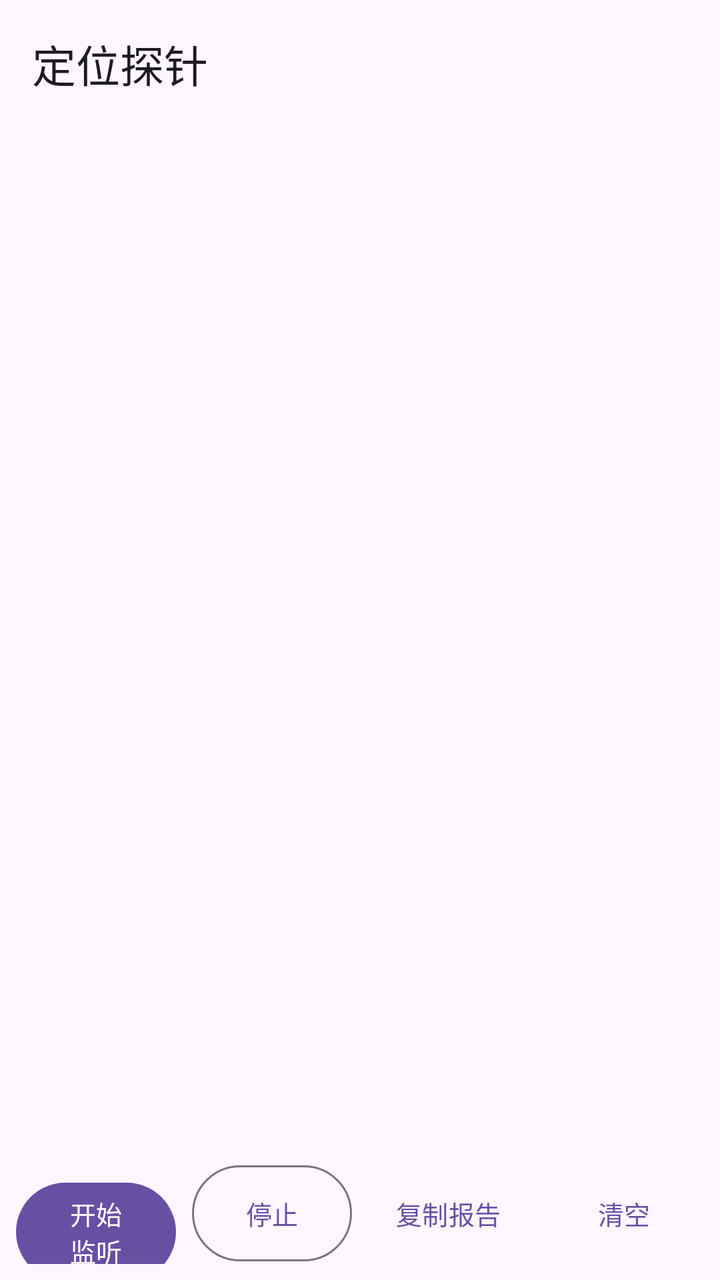
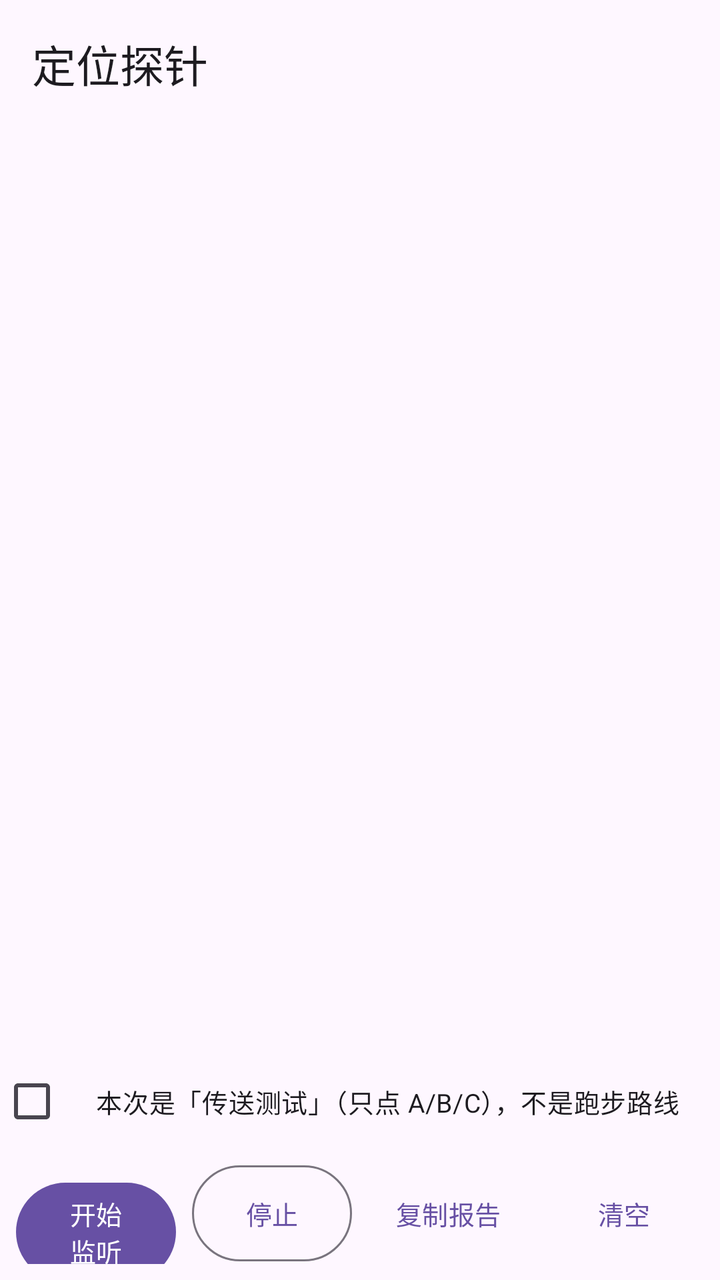

Compare the two renders of this Android layout. The source of the first and the diff that turns it into the second are given below.
<!-- AndroidManifest.xml: application theme Theme.Probe -->
<!-- res/layout/activity_probe.xml -->
<?xml version="1.0" encoding="utf-8"?>
<LinearLayout xmlns:android="http://schemas.android.com/apk/res/android"
    xmlns:app="http://schemas.android.com/apk/res-auto"
    android:layout_width="match_parent"
    android:layout_height="match_parent"
    android:orientation="vertical">

    <com.google.android.material.appbar.MaterialToolbar
        android:id="@+id/toolbar"
        android:layout_width="match_parent"
        android:layout_height="wrap_content"
        android:background="?attr/colorSurface"
        android:minHeight="?attr/actionBarSize"
        app:title="@string/probe_app_name" />

    <TextView
        android:id="@+id/textStatus"
        android:layout_width="match_parent"
        android:layout_height="wrap_content"
        android:paddingHorizontal="16dp"
        android:paddingVertical="8dp"
        android:textSize="13sp" />

    <ScrollView
        android:id="@+id/scroll"
        android:layout_width="match_parent"
        android:layout_height="0dp"
        android:layout_weight="1"
        android:paddingHorizontal="16dp">

        <TextView
            android:id="@+id/textLog"
            android:layout_width="match_parent"
            android:layout_height="wrap_content"
            android:fontFamily="monospace"
            android:paddingVertical="8dp"
            android:textIsSelectable="true"
            android:textSize="12sp" />
    </ScrollView>

    <LinearLayout
        android:layout_width="match_parent"
        android:layout_height="wrap_content"
        android:orientation="horizontal"
        android:padding="8dp">

        <com.google.android.material.button.MaterialButton
            android:id="@+id/buttonListen"
            android:layout_width="0dp"
            android:layout_height="wrap_content"
            android:layout_weight="1"
            android:insetTop="0dp"
            android:insetBottom="0dp"
            android:text="@string/probe_listen"
            android:textSize="13sp" />

        <com.google.android.material.button.MaterialButton
            android:id="@+id/buttonStop"
            style="@style/Widget.Material3.Button.OutlinedButton"
            android:layout_width="0dp"
            android:layout_height="wrap_content"
            android:layout_marginStart="8dp"
            android:layout_weight="1"
            android:insetTop="0dp"
            android:insetBottom="0dp"
            android:text="@string/probe_stop"
            android:textSize="13sp" />

        <com.google.android.material.button.MaterialButton
            android:id="@+id/buttonReport"
            style="@style/Widget.Material3.Button.TextButton"
            android:layout_width="0dp"
            android:layout_height="wrap_content"
            android:layout_marginStart="8dp"
            android:layout_weight="1"
            android:insetTop="0dp"
            android:insetBottom="0dp"
            android:text="@string/probe_report"
            android:textSize="13sp" />

        <com.google.android.material.button.MaterialButton
            android:id="@+id/buttonClear"
            style="@style/Widget.Material3.Button.TextButton"
            android:layout_width="0dp"
            android:layout_height="wrap_content"
            android:layout_marginStart="8dp"
            android:layout_weight="1"
            android:insetTop="0dp"
            android:insetBottom="0dp"
            android:text="@string/probe_clear"
            android:textSize="13sp" />
    </LinearLayout>
</LinearLayout>
<!-- resources referenced by this layout -->
<resources>
  <string name="probe_app_name">定位探针</string>
  <string name="probe_clear">清空</string>
  <string name="probe_listen">开始监听</string>
  <string name="probe_report">复制报告</string>
  <string name="probe_stop">停止</string>
  <style name="Theme.Probe" parent="Theme.Material3.DayNight.NoActionBar" />
</resources>

<!-- the commit's change to res/layout/activity_probe.xml (unified diff, before → after) -->
@@ -37,6 +37,14 @@
             android:textIsSelectable="true"
             android:textSize="12sp" />
     </ScrollView>
+
+    <com.google.android.material.checkbox.MaterialCheckBox
+        android:id="@+id/checkTransfer"
+        android:layout_width="match_parent"
+        android:layout_height="wrap_content"
+        android:paddingHorizontal="16dp"
+        android:text="@string/probe_session_transfer"
+        android:textSize="13sp" />
 
     <LinearLayout
         android:layout_width="match_parent"
<!-- resource entries referenced after the edit -->
@@ -4,6 +4,7 @@
   <string name="probe_clear">清空</string>
   <string name="probe_listen">开始监听</string>
   <string name="probe_report">复制报告</string>
+  <string name="probe_session_transfer">本次是「传送测试」（只点 A/B/C），不是跑步路线</string>
   <string name="probe_stop">停止</string>
   <style name="Theme.Probe" parent="Theme.Material3.DayNight.NoActionBar" />
 </resources>
